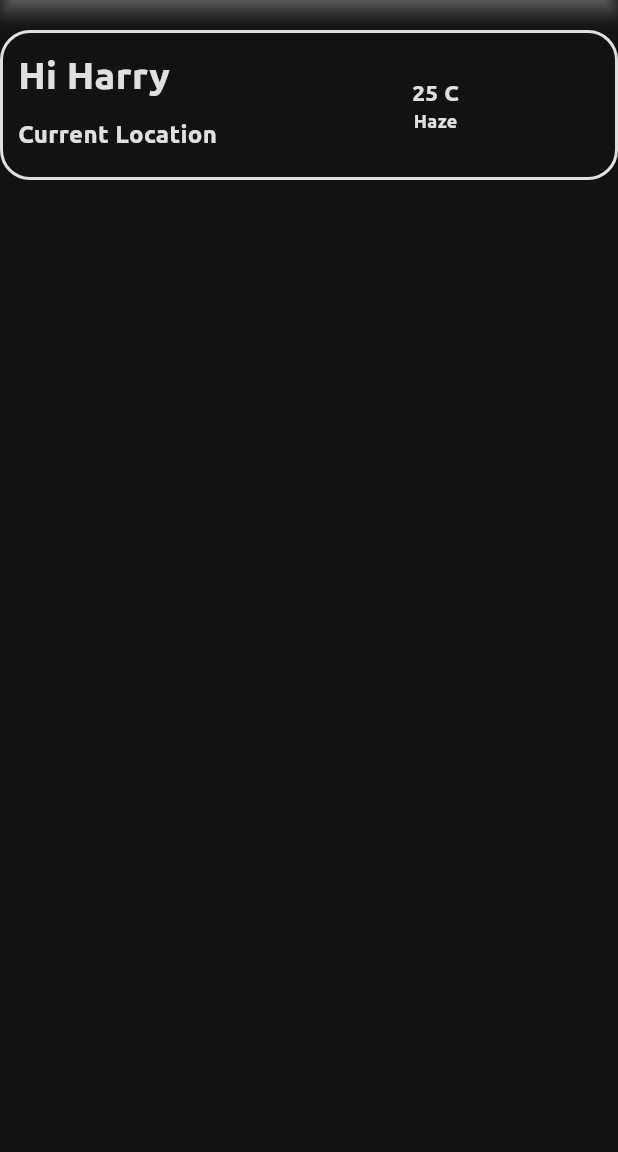
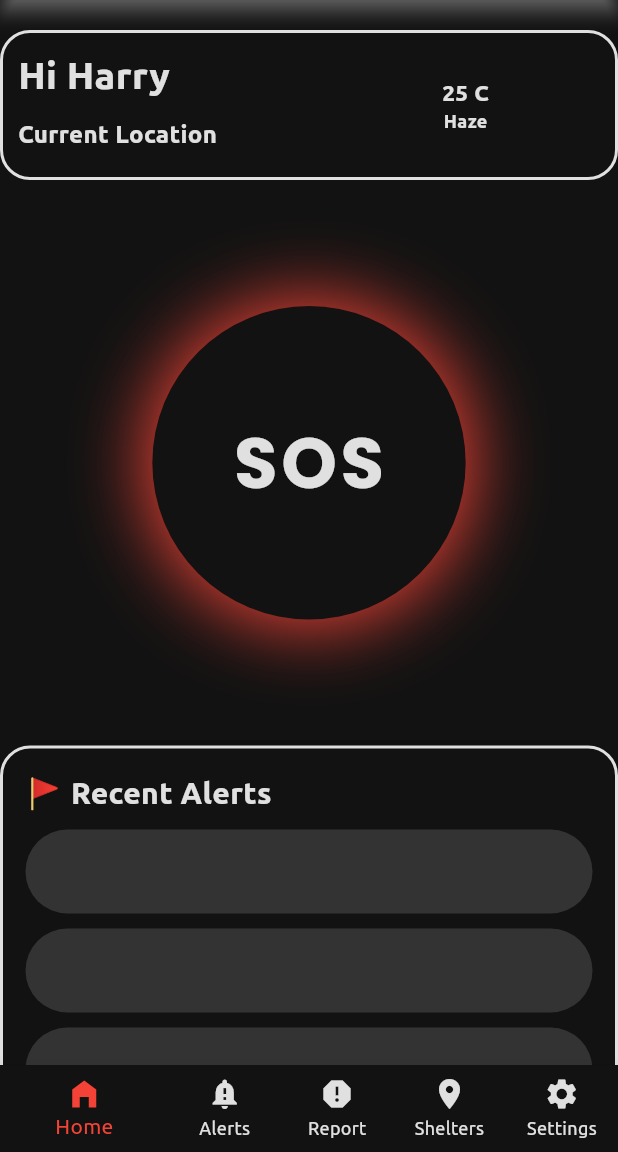
Before and after one commit to hrpofficial736/resq, a Flutter app: the HomeScreen screen opened directly, on a phone screen of 412 x 824 dp, the part 84-1236 px from its top. Run offline on Flutter 3.47's test engine with Material 3 defaults, Android fonts, the phone set to English and light mode, and no system bars.

Commit message:
almost done with home screen

```diff
--- /dev/null
+++ b/lib/core/widgets/bottom_navbar.dart
@@ -0,0 +1,64 @@
+import 'package:flutter/material.dart';
+import 'package:resq/core/constants/color_scheme.dart';
+
+class BottomNavbar extends StatefulWidget {
+  const BottomNavbar({super.key});
+
+  @override
+  State<BottomNavbar> createState() => _BottomNavbarState();
+}
+
+class _BottomNavbarState extends State<BottomNavbar> {
+  int _currentIndex = 0;
+  final List<BottomNavigationBarItem> bottomnavBarItems = [
+    BottomNavigationBarItem(
+        backgroundColor: AppColorScheme().primaryBackgroundColor,
+        label: "Home",
+        icon: Icon(
+          Icons.home_filled,
+        )),
+    BottomNavigationBarItem(
+        backgroundColor: AppColorScheme().primaryBackgroundColor,
+        label: "Alerts",
+        icon: Icon(
+          Icons.notification_important,
+        )),
+    BottomNavigationBarItem(
+        backgroundColor: AppColorScheme().primaryBackgroundColor,
+        label: "Report",
+        icon: Icon(
+          Icons.report,
+        )),
+    BottomNavigationBarItem(
+        backgroundColor: AppColorScheme().primaryBackgroundColor,
+        label: "Shelters",
+        icon: Icon(
+          Icons.location_on,
+        )),
+    BottomNavigationBarItem(
+        backgroundColor: AppColorScheme().primaryBackgroundColor,
+        label: "Settings",
+        icon: Icon(
+          Icons.settings,
+        ))
+  ];
+  @override
+  Widget build(BuildContext context) {
+    return BottomNavigationBar(
+      currentIndex: _currentIndex,
+      showUnselectedLabels: true,
+        selectedItemColor: AppColorScheme().warningIndicatorColor,
+        unselectedItemColor: AppColorScheme().primaryTextColor,
+        selectedLabelStyle: TextStyle(
+            fontFamily: "Ubuntu"),
+        unselectedLabelStyle:
+            TextStyle(fontFamily: "Ubuntu"),
+        items: bottomnavBarItems,
+        onTap: (int newIndex)  {
+          setState(() {
+            _currentIndex = newIndex;
+          });
+        },
+        );
+  }
+}
--- /dev/null
+++ b/lib/core/widgets/sos_button.dart
@@ -0,0 +1,89 @@
+import 'package:flutter/material.dart';
+import 'package:resq/core/constants/color_scheme.dart';
+
+class SosButton extends StatefulWidget {
+  double radius;
+  SosButton({super.key, required this.radius});
+  @override
+  State<SosButton> createState () => _SosButtonState();
+}
+
+class _SosButtonState extends State<SosButton> with SingleTickerProviderStateMixin{
+
+  late AnimationController _controller;
+  late Animation<double> _animation;
+
+  @override
+  void initState() {
+    super.initState();
+
+    // Initialize the animation controller
+    _controller = AnimationController(
+      vsync: this,
+      duration: Duration(seconds: 1), // Pulse duration
+    )..repeat(reverse: true);
+
+    // Create an animation from 0.8 to 1.2 scale
+    _animation = Tween<double>(begin: 1.18, end: 1.2).animate(
+      CurvedAnimation(parent: _controller, curve: Curves.easeInOut),
+    );
+  }
+
+  @override
+  void dispose() {
+    _controller.dispose();
+    super.dispose();
+  }
+  @override
+  Widget build(BuildContext context) {
+    return AnimatedBuilder(
+      animation: _animation,
+      builder: (context, child) {
+        return Transform.scale(
+          scale: _animation.value, // Scale the button
+          child: Container(
+            decoration: BoxDecoration(
+              shape: BoxShape.circle,
+              gradient: RadialGradient(
+                colors: [
+                  Colors.redAccent.shade200,
+                  Colors.red.shade900,
+                ],
+                center: Alignment.center,
+              ),
+              boxShadow: [
+                BoxShadow(
+                  color: AppColorScheme().warningIndicatorColor,
+                  blurRadius: 30 * _animation.value, // Pulsing glow
+                  spreadRadius: 3 * _animation.value,
+                ),
+              ],
+            ),
+            child: ElevatedButton(
+              style: ElevatedButton.styleFrom(
+                backgroundColor: AppColorScheme().primaryBackgroundColor, // Button background
+                shape: CircleBorder(),
+                padding: EdgeInsets.all(widget.radius), // Adjust size
+                elevation: 0, // Remove shadow of ElevatedButton
+              ),
+              onPressed: () {
+                // Define the SOS action
+                print("SOS button pressed!");
+              },
+              child: Text(
+                "SOS",
+                style: TextStyle(
+                  color: AppColorScheme().primaryTextColor,
+                  fontFamily: "Poppins",
+                  fontSize: 40,
+                  fontWeight: FontWeight.bold,
+                  letterSpacing: 2,
+                ),
+              ),
+            ),
+          ),
+        );
+      },
+    );
+  }
+}
--- a/lib/features/home/presentation/screens/home_screen.dart
+++ b/lib/features/home/presentation/screens/home_screen.dart
@@ -1,7 +1,13 @@
 import 'package:flutter/material.dart';
 import 'package:resq/core/constants/color_scheme.dart';
+import 'package:resq/core/widgets/bottom_navbar.dart';
 import 'package:resq/core/widgets/resq_logo.dart';
+import 'package:resq/core/widgets/sos_button.dart';
+import 'package:resq/features/home/presentation/widgets/aqi_update.dart';
 import 'package:resq/features/home/presentation/widgets/header.dart';
+import 'package:resq/features/home/presentation/widgets/recent_alerts.dart';
+import 'package:resq/features/home/presentation/widgets/safety_tips.dart';
+import 'package:resq/features/home/presentation/widgets/weather_update_card.dart';
 
 class HomeScreen extends StatefulWidget {
   const HomeScreen({super.key});
@@ -30,7 +36,21 @@ class _HomeScreenState extends State<HomeScreen> {
               ))
         ],
       ),
-      body: Header(),
+      body: SingleChildScrollView(
+          child: Column(
+        spacing: 20,
+        children: [
+          Header(),
+          const SizedBox(height: 60),
+          SosButton(radius: 60),
+          const SizedBox(height: 60),
+          RecentAlerts(),
+          WeatherUpdate(),
+          AqiUpdate(),
+          SafetyTipsWidget()
+        ],
+      )),
+      bottomNavigationBar: BottomNavbar(),
     );
   }
 }
--- a/lib/features/home/presentation/widgets/header.dart
+++ b/lib/features/home/presentation/widgets/header.dart
@@ -15,7 +15,7 @@ class Header extends StatelessWidget {
               Border.all(width: 2, color: AppColorScheme().primaryTextColor),
           borderRadius: BorderRadius.all(Radius.circular(20))),
       child: Row(
-        spacing: 130,
+        spacing: 150,
         children: [
           Column(crossAxisAlignment: CrossAxisAlignment.start, spacing: 10,
             children: [
--- /dev/null
+++ b/lib/features/home/presentation/widgets/recent_alerts.dart
@@ -0,0 +1,51 @@
+import 'package:flutter/material.dart';
+import 'package:resq/core/constants/color_scheme.dart';
+
+class RecentAlerts extends StatefulWidget {
+  const RecentAlerts({super.key});
+
+  @override
+  State<RecentAlerts> createState() => _RecentAlertsState();
+}
+
+class _RecentAlertsState extends State<RecentAlerts> {
+  @override
+  Widget build(BuildContext context) {
+    return Container(
+        width: double.infinity,
+        height: 264,
+        decoration: BoxDecoration(
+            border:
+                Border.all(width: 2, color: AppColorScheme().primaryTextColor),
+            borderRadius: BorderRadius.all(Radius.circular(20))),
+        child: Padding(
+          padding: EdgeInsets.all(15),
+          child: Column(
+            crossAxisAlignment: CrossAxisAlignment.start,
+            spacing: 10,
+            children: [
+              Text(
+                "🚩 Recent Alerts",
+                style: TextStyle(
+                    color: AppColorScheme().primaryTextColor,
+                    fontFamily: "Ubuntu",
+                    fontWeight: FontWeight.w800,
+                    fontSize: 20),
+              ),
+              ListTile(
+                shape: StadiumBorder(),
+                tileColor: AppColorScheme().dividerColor,
+              ),
+              ListTile(
+                shape: StadiumBorder(),
+                tileColor: AppColorScheme().dividerColor,
+              ),
+              ListTile(
+                shape: StadiumBorder(),
+                tileColor: AppColorScheme().dividerColor,
+              )
+            ],
+          ),
+        ));
+  }
+}
--- a/pubspec.yaml
+++ b/pubspec.yaml
@@ -63,6 +63,10 @@ flutter:
         - asset: ./lib/resources/fonts/Ubuntu/Ubuntu-Light.ttf
         - asset: ./lib/resources/fonts/Ubuntu/Ubuntu-Medium.ttf
         - asset: ./lib/resources/fonts/Ubuntu/Ubuntu-Regular.ttf
+
+    - family: Poppins
+      fonts:
+        - asset: ./lib/resources/fonts/Poppins/Poppins-Bold.ttf
   # To add assets to your application, add an assets section, like this:
   # assets:
   #   - images/a_dot_burr.jpeg
```
Also changed, not shown: lib/features/home/presentation/widgets/aqi_update.dart (added, +52 -0 lines), lib/features/home/presentation/widgets/safety_tips.dart (added, +52 -0 lines), lib/features/home/presentation/widgets/weather_update_card.dart (added, +53 -0 lines), lib/features/splash/presentation/screens/splash_screen.dart (+6 -5 lines), lib/resources/fonts/Cookie/Cookie-Regular.ttf (added), lib/resources/fonts/Inria/InriaSans-Bold.ttf (added), lib/resources/fonts/Inria/InriaSans-Light.ttf (added), lib/resources/fonts/Inria/InriaSans-Regular.ttf (added), lib/resources/fonts/Poppins/Poppins-Black.ttf (added), lib/resources/fonts/Poppins/Poppins-Bold.ttf (added), lib/resources/fonts/Poppins/Poppins-Light.ttf (added), 4 other files.
